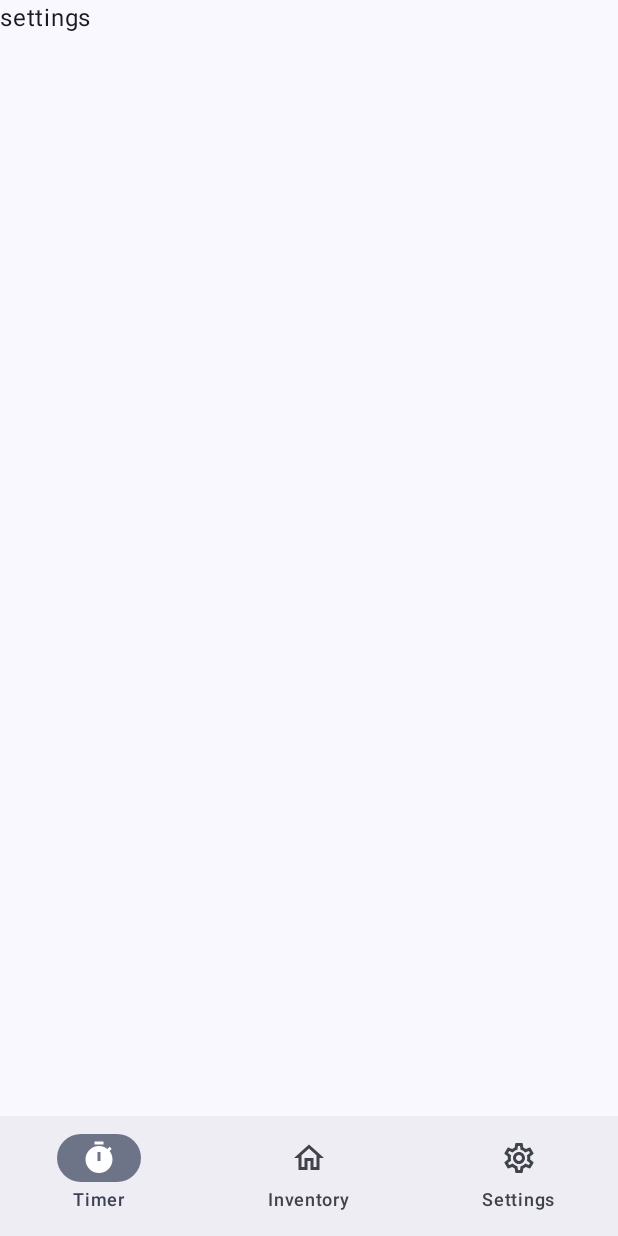
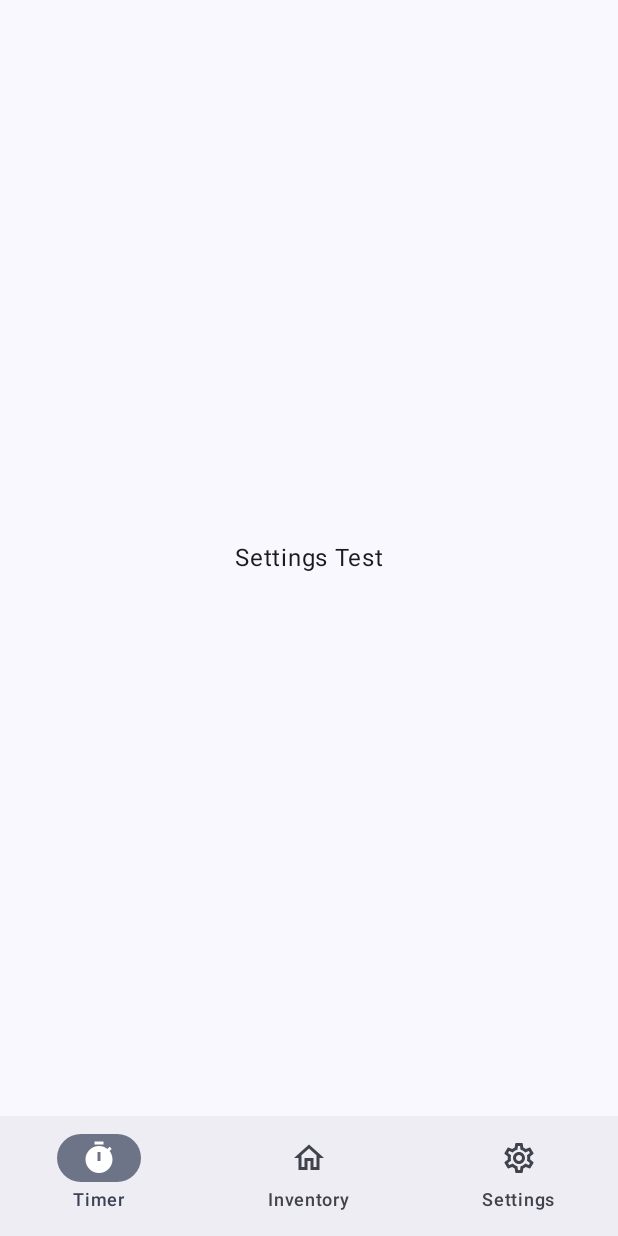
Before and after one commit to ostap-khomiak/PomidoroTimer, an Android app built with Jetpack Compose: the settings screen opened through its navigation route, on a phone screen of 412 x 824 dp. Run offline under Robolectric (Android 15) with nearby library versions, the phone set to English and light mode, and no system bars.

Commit message:
feat: Add basic settings template

```diff
--- a/app/src/main/java/com/ostapkhomiak/pomidorotimer/presentation/navigation/Navigation.kt
+++ b/app/src/main/java/com/ostapkhomiak/pomidorotimer/presentation/navigation/Navigation.kt
@@ -26,6 +26,7 @@ import androidx.navigation.compose.NavHost
 import androidx.navigation.compose.composable
 import androidx.navigation.compose.rememberNavController
 import com.ostapkhomiak.pomidorotimer.presentation.inventory.ShowInventory
+import com.ostapkhomiak.pomidorotimer.presentation.settings.ShowSettings
 import com.ostapkhomiak.pomidorotimer.presentation.timer.ShowTimer
 
 @Composable
@@ -42,7 +43,7 @@ fun NavigationInit() {
         ) {
             composable(Screen.Timer.route) { ShowTimer() }
             composable(Screen.Inventory.route) { ShowInventory() }
-            composable(Screen.Settings.route) { Text("settings") }
+            composable(Screen.Settings.route) { ShowSettings() }
 
         }
     }
--- a/app/src/main/java/com/ostapkhomiak/pomidorotimer/presentation/settings/Settings.kt
+++ b/app/src/main/java/com/ostapkhomiak/pomidorotimer/presentation/settings/Settings.kt
@@ -8,6 +8,9 @@ import androidx.compose.runtime.Composable
 import androidx.compose.ui.Alignment
 import androidx.compose.ui.Modifier
 import androidx.compose.ui.unit.dp
+
+
+// visuals for settings
 
 @Composable
 fun ShowSettings(){
```
